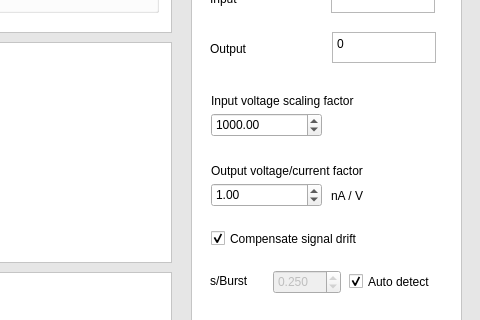
Old version of the form gui/rthybrid.ui in the repository GNB-UAM/RTHybrid; both pictures show x 327 to 807 and y 295 to 615 of the 807 by 768 pixel window.
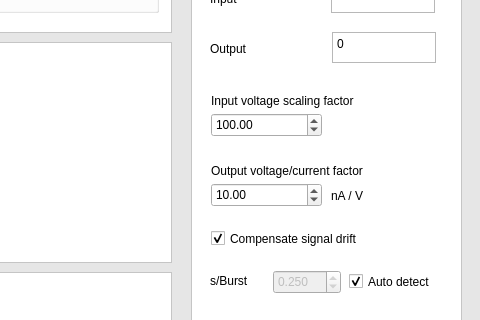
New version of the form. Icons and pictures are not drawn.

```diff
--- a/gui/rthybrid.ui
+++ b/gui/rthybrid.ui
@@ -886,7 +886,7 @@
       <double>9999.000000000000000</double>
      </property>
      <property name="value">
-      <double>1000.000000000000000</double>
+      <double>100.000000000000000</double>
      </property>
     </widget>
     <widget class="QDoubleSpinBox" name="doubleOutputFactor">
@@ -905,7 +905,7 @@
       <double>9999.000000000000000</double>
      </property>
      <property name="value">
-      <double>1.000000000000000</double>
+      <double>10.000000000000000</double>
      </property>
     </widget>
     <widget class="QLabel" name="label_94">
```
Left out of the diff: 4 changed lines with no effect on the pictures.
